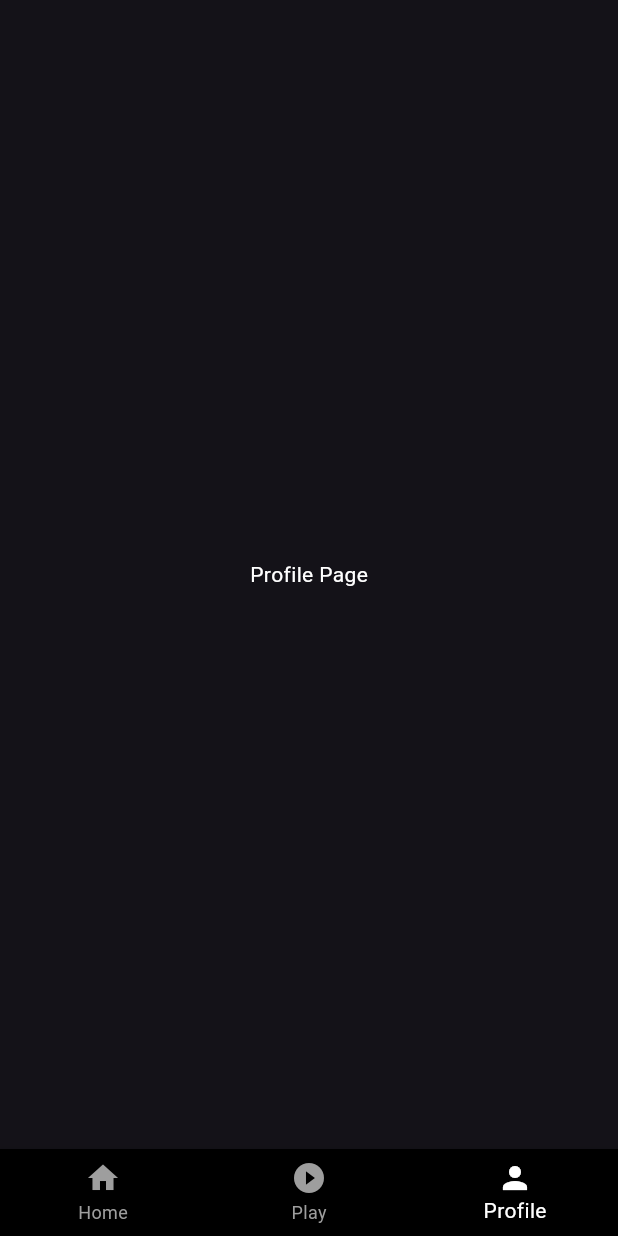
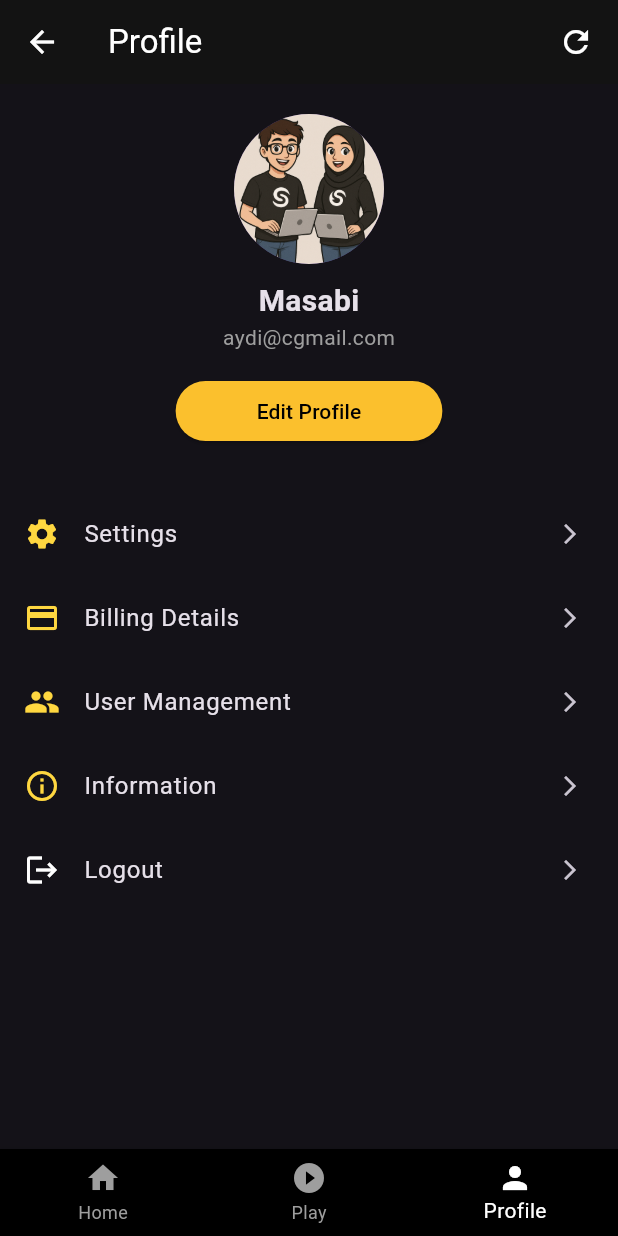
Before and after one commit to aydisofyan/uas_mobile, a Flutter app: the NavigationPage screen opened by its route, item 3 of the bottom bar chosen, on a phone screen of 412 x 824 dp. Run offline on Flutter 3.47's test engine with Material 3 defaults, Android fonts, the phone set to English and light mode, and no system bars.

Commit message:
nambah page profil

```diff
--- a/lib/login.dart
+++ b/lib/login.dart
@@ -86,7 +86,7 @@ class _HomePageState extends State<LoginPage> {
                   hintText: 'example@gmail.com',
                   hintStyle: const TextStyle(color: Color.fromARGB(255, 11, 11, 11)),
                   filled: true,
-                  fillColor: const Color.fromARGB(255, 165, 165, 165),
+                  fillColor: const Color.fromARGB(255, 61, 61, 61),
                   border: OutlineInputBorder(
                     borderRadius: BorderRadius.circular(8),
                   ),
@@ -106,7 +106,7 @@ class _HomePageState extends State<LoginPage> {
                         _isChecked = val ?? false;
                       });
                     },
-                    activeColor: const Color(0xFFF44336),
+                    activeColor: Colors.amberAccent,
                   ),
                   Expanded(
                     child: Padding(
@@ -121,7 +121,7 @@ class _HomePageState extends State<LoginPage> {
                             ),
                             TextSpan(
                               text: 'syarat, ketentuan',
-                              style: TextStyle(color: Color(0xFFF44336)),
+                              style: TextStyle(color: Colors.amberAccent),
                             ),
                             TextSpan(
                               text: ', dan ',
@@ -129,7 +129,7 @@ class _HomePageState extends State<LoginPage> {
                             ),
                             TextSpan(
                               text: 'privasi',
-                              style: TextStyle(color: Colors.red),
+                              style: TextStyle(color: Colors.amberAccent),
                             ),
                             TextSpan(
                               text: '\nCookie',
@@ -163,7 +163,7 @@ class _HomePageState extends State<LoginPage> {
                     }
                   },
                   style: ElevatedButton.styleFrom(
-                    backgroundColor: const Color.fromARGB(255, 165, 165, 165),
+                    backgroundColor: Color.fromARGB(255, 61, 61, 61),
                     shape: RoundedRectangleBorder(
                       borderRadius: BorderRadius.circular(8),
                     ),
@@ -171,7 +171,7 @@ class _HomePageState extends State<LoginPage> {
                   child: const Text(
                     'MASUK',
                     style: TextStyle(
-                      color: Color.fromARGB(255, 23, 23, 23),
+                      color: Color.fromARGB(255, 255, 255, 255),
                       fontWeight: FontWeight.bold,
                       fontSize: 16,
                     ),
--- a/lib/navigation.dart
+++ b/lib/navigation.dart
@@ -1,5 +1,6 @@
 import 'package:flutter/material.dart';
 import 'package:uas_mobile/musikPlayer.dart';
+import 'package:uas_mobile/profile.dart';
 import 'homepage.dart';
 
 class NavigationPage extends StatefulWidget {
@@ -15,7 +16,7 @@ class _NavigationPageState extends State<NavigationPage> {
   final List<Widget> _children = [
     Homepage(), // Home// Placeholder
     MusicPlayer(currentSong),  // Placeholder
-    Center(child: Text("Profile Page", style: TextStyle(color: Colors.white))),  // Placeholder
+    UserProfilePage(),  // Placeholder
   ];
 
   void _onTap(int index) {
--- /dev/null
+++ b/lib/profile.dart
@@ -0,0 +1,78 @@
+import 'package:flutter/material.dart';
+
+class UserProfilePage extends StatelessWidget {
+  const UserProfilePage({super.key});
+
+  @override
+  Widget build(BuildContext context) {
+    return Scaffold(
+      appBar: AppBar(
+        leading: const BackButton(color: Color.fromARGB(255, 253, 253, 253)),
+        backgroundColor: Color.fromARGB(255, 19, 19, 19),
+        elevation: 0,
+        title: const Text(
+          'Profile',
+          style: TextStyle(color: Color.fromARGB(255, 255, 255, 255)),
+        ),
+        actions: const [
+          Padding(
+            padding: EdgeInsets.only(right: 16),
+            child: Icon(Icons.refresh, color: Color.fromARGB(255, 255, 255, 255)),
+          )
+        ],
+      ),
+      body: SingleChildScrollView(
+        child: Column(
+          children: [
+            const SizedBox(height: 20),
+            CircleAvatar(
+              radius: 50,
+              backgroundImage: AssetImage("assets/profile.png"),
+            ),
+            const SizedBox(height: 10),
+            const Text(
+              'Masabi',
+              style: TextStyle(fontSize: 20, fontWeight: FontWeight.bold),
+            ),
+            const Text(
+              'aydi@cgmail.com',
+              style: TextStyle(color: Colors.grey),
+            ),
+            const SizedBox(height: 15),
+            ElevatedButton(
+              onPressed: () {},
+              style: ElevatedButton.styleFrom(
+                backgroundColor: Colors.yellow[700],
+                shape: RoundedRectangleBorder(
+                  borderRadius: BorderRadius.circular(30),
+                ),
+              ),
+              child: const Padding(
+                padding: EdgeInsets.symmetric(horizontal: 30, vertical: 10),
+                child: Text(
+                  'Edit Profile',
+                  style: TextStyle(color: Colors.black),
+                ),
+              ),
+            ),
+            const SizedBox(height: 30),
+            buildMenuItem(Icons.settings, 'Settings'),
+            buildMenuItem(Icons.credit_card, 'Billing Details'),
+            buildMenuItem(Icons.group, 'User Management'),
+            buildMenuItem(Icons.info_outline, 'Information'),
+            buildMenuItem(Icons.logout, 'Logout', iconColor: Colors.white),
+          ],
+        ),
+      ),
+    );
+  }
+
+  Widget buildMenuItem(IconData icon, String title, {Color iconColor = Colors.amberAccent}) {
+    return ListTile(
+      leading: Icon(icon, color: iconColor),
+      title: Text(title),
+      trailing: const Icon(Icons.arrow_forward_ios, size: 16),
+      onTap: () {},
+    );
+  }
+}
--- a/pubspec.yaml
+++ b/pubspec.yaml
@@ -34,6 +34,7 @@ dependencies:
   # The following adds the Cupertino Icons font to your application.
   # Use with the CupertinoIcons class for iOS style icons.
   cupertino_icons: ^1.0.8
+  audiofileplayer: ^2.1.1
 
 dev_dependencies:
   flutter_test:
@@ -61,6 +62,7 @@ flutter:
   assets:
    - assets/
    - assets/logo.png
+   - assets/profile.png
    - assets/facebook.png
    - assets/google.png
    - assets/audio/
```
Also changed, not shown: assets/profile.png (added), lib/homepage.dart (line endings or trailing spaces), lib/musikPlayer.dart (line endings or trailing spaces), pubspec.lock, 1 other file.
